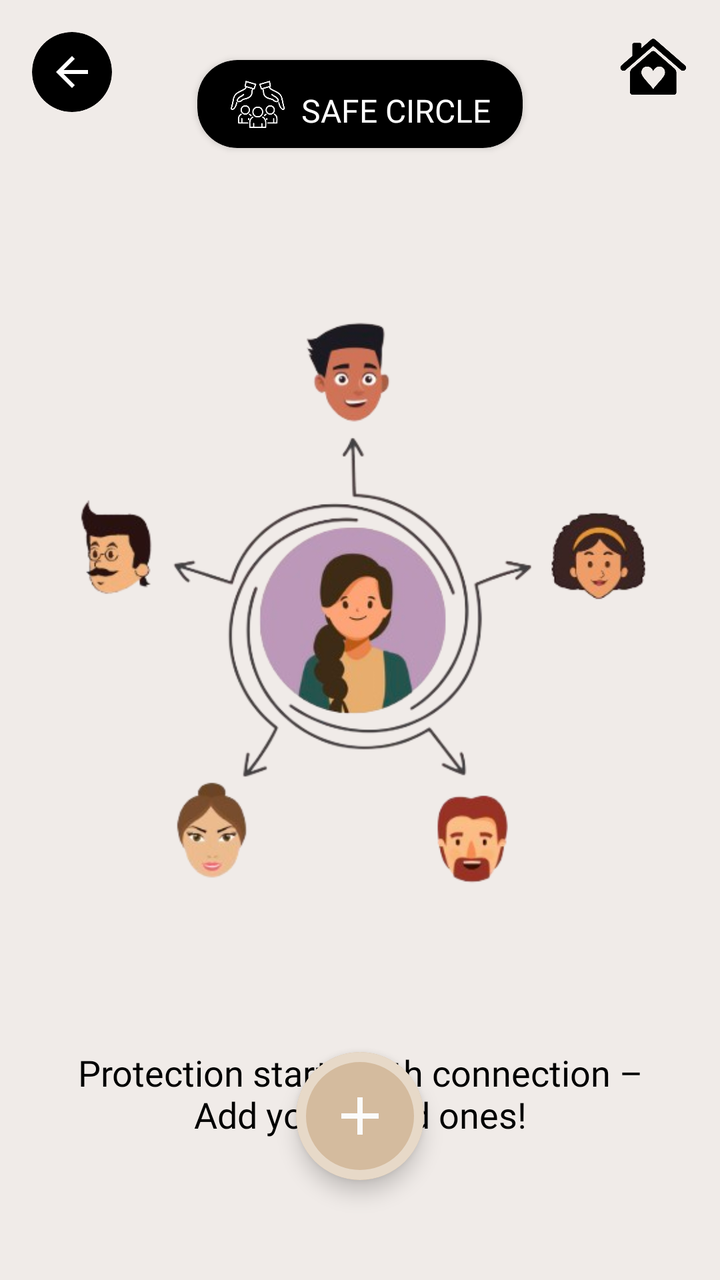
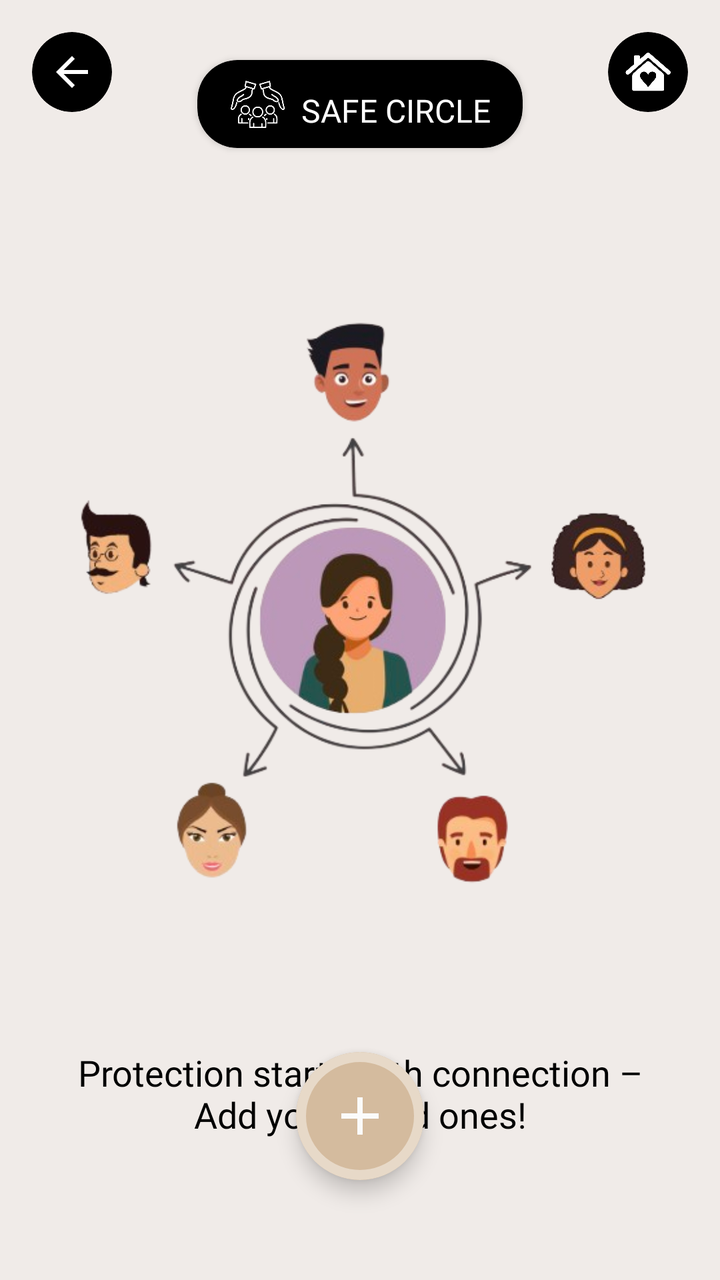

An Android layout rendered at two revisions. The XML below is the earlier revision; the diff shows what the commit changed to produce the second picture.
<!-- AndroidManifest.xml: application theme Theme.SafeHer -->
<!-- res/layout/fragment_safe_circle_intro.xml -->
<?xml version="1.0" encoding="utf-8"?>
<androidx.constraintlayout.widget.ConstraintLayout
    xmlns:android="http://schemas.android.com/apk/res/android"
    xmlns:app="http://schemas.android.com/apk/res-auto"
    android:id="@+id/root"
    android:layout_width="match_parent"
    android:layout_height="match_parent"
    android:background="@color/cream_background">

    
    <androidx.cardview.widget.CardView
        android:id="@+id/backButtonCard"
        android:layout_width="40dp"
        android:layout_height="40dp"
        android:layout_marginStart="16dp"
        android:layout_marginTop="16dp"
        app:cardBackgroundColor="#000000"
        app:cardCornerRadius="20dp"
        app:cardElevation="0dp"
        app:layout_constraintStart_toStartOf="parent"
        app:layout_constraintTop_toTopOf="parent">

        <ImageView
            android:id="@+id/backButton"
            android:layout_width="24dp"
            android:layout_height="24dp"
            android:layout_gravity="center"
            android:contentDescription="Back"
            android:src="@drawable/ic_back"
            app:tint="#FFFFFF" />
    </androidx.cardview.widget.CardView>

        <ImageView
            android:id="@+id/homeButton"
            android:layout_width="35dp"
            android:layout_height="35dp"
            android:layout_gravity="center"
            android:layout_marginTop="16dp"
            android:layout_marginEnd="16dp"
            app:layout_constraintEnd_toEndOf="parent"
            app:layout_constraintTop_toTopOf="parent"
            android:contentDescription="Home"
            android:src="@drawable/ic_home"
            app:tint="@color/black" />

    
    <androidx.cardview.widget.CardView
        android:id="@+id/settingsTitleCard"
        android:layout_width="wrap_content"
        android:layout_height="wrap_content"
        android:layout_marginTop="30dp"
        app:cardBackgroundColor="#000000"
        app:cardCornerRadius="20dp"
        app:layout_constraintEnd_toEndOf="parent"
        app:layout_constraintStart_toStartOf="parent"
        app:layout_constraintTop_toTopOf="parent">

        <androidx.constraintlayout.widget.ConstraintLayout
            android:layout_width="wrap_content"
            android:layout_height="wrap_content"
            android:paddingHorizontal="16dp"
            android:paddingVertical="8dp">

            <ImageView
                android:id="@+id/safecircleIcon"
                android:layout_width="28dp"
                android:layout_height="28dp"
                android:layout_marginEnd="8dp"
                android:src="@drawable/safe_circle"
                app:layout_constraintBottom_toBottomOf="parent"
                app:layout_constraintStart_toStartOf="parent"
                app:layout_constraintTop_toTopOf="parent"
                app:tint="#FFFFFF" />

            <TextView
                android:layout_width="wrap_content"
                android:layout_height="wrap_content"
                android:layout_marginStart="8dp"
                android:fontFamily="@font/poppins_medium"
                android:text="SAFE CIRCLE"
                android:textColor="#FFFFFF"
                android:textSize="16sp"
                app:layout_constraintBottom_toBottomOf="parent"
                app:layout_constraintEnd_toEndOf="parent"
                app:layout_constraintHorizontal_bias="0.0"
                app:layout_constraintStart_toEndOf="@id/safecircleIcon"
                app:layout_constraintTop_toTopOf="parent"
                app:layout_constraintVertical_bias="1.0" />
        </androidx.constraintlayout.widget.ConstraintLayout>
    </androidx.cardview.widget.CardView>

    
    <FrameLayout
        android:id="@+id/centerContainer"
        android:layout_width="320dp"
        android:layout_height="320dp"
        app:layout_constraintTop_toBottomOf="@id/settingsTitleCard"
        app:layout_constraintStart_toStartOf="parent"
        app:layout_constraintEnd_toEndOf="parent"
        android:layout_marginTop="70dp">

        







        
        <ImageView
            android:id="@+id/imgRing"
            android:layout_width="match_parent"
            android:layout_height="match_parent"
            android:src="@drawable/safe_circle_preview"
            android:layout_gravity="center"/>

        
        















        















        















        















    </FrameLayout>

    
    <TextView
        android:id="@+id/introText"
        android:layout_width="0dp"
        android:layout_height="wrap_content"
        android:text="Protection starts with connection –\nAdd your loved ones!"
        android:textColor="#000000"
        android:textSize="18sp"
        android:layout_marginHorizontal="8dp"
        android:fontFamily="@font/poppins_bold"
        android:gravity="center"
        app:layout_constraintTop_toBottomOf="@id/centerContainer"
        app:layout_constraintStart_toStartOf="parent"
        app:layout_constraintEnd_toEndOf="parent"
        android:layout_marginTop="60dp"/>

    <com.google.android.material.card.MaterialCardView
        android:id="@+id/addButton"
        android:layout_width="64dp"
        android:layout_height="64dp"
        android:layout_marginBottom="50dp"
        app:layout_constraintBottom_toBottomOf="parent"
        app:layout_constraintStart_toStartOf="parent"
        app:layout_constraintEnd_toEndOf="parent"
        app:cardCornerRadius="32dp"
        app:cardElevation="6dp"
        app:cardBackgroundColor="@color/button_gold"
        app:strokeColor="#e7d9c8"
        app:strokeWidth="5dp">

    <ImageView
        android:layout_width="32dp"
        android:layout_height="32dp"
        android:layout_gravity="center"
        android:src="@drawable/ic_add"
        app:tint="@color/white"/>
</com.google.android.material.card.MaterialCardView>


</androidx.constraintlayout.widget.ConstraintLayout>
<!-- resources referenced by this layout -->
<resources>
  <color name="black">#FF000000</color>
  <color name="button_gold">#d4bb9e</color>
  <color name="cream_background">#f0ebe8</color>
  <color name="white">#FBFBFB</color>
  <!-- drawable ic_add (drawable) -->
  <?xml version="1.0" encoding="utf-8"?>
  <vector xmlns:android="http://schemas.android.com/apk/res/android"
      android:width="24dp"
      android:height="24dp"
      android:viewportWidth="24"
      android:viewportHeight="24"
      >
      <path
          android:fillColor="@android:color/white"
          android:pathData="M19,13h-6v6h-2v-6H5v-2h6V5h2v6h6v2z"/>
  </vector>
  <!-- drawable ic_back (drawable) -->
  <?xml version="1.0" encoding="utf-8"?>
  <vector xmlns:android="http://schemas.android.com/apk/res/android"
      android:width="24dp"
      android:height="24dp"
      android:viewportWidth="24"
      android:viewportHeight="24">
      <path
          android:fillColor="#000000"
          android:pathData="M20,11H7.83l5.59,-5.59L12,4l-8,8 8,8 1.41,-1.41L7.83,13H20v-2z"/>
  </vector>
  <!-- drawable ic_home: png bitmap (drawable, 36408 bytes) -->
  <!-- drawable safe_circle: png bitmap (drawable, 47160 bytes) -->
  <!-- drawable safe_circle_preview: png bitmap (drawable, 112560 bytes) -->
  <style name="Theme.SafeHer" parent="Base.Theme.SafeHer" />
  <style name="Base.Theme.SafeHer" parent="Theme.MaterialComponents.NoActionBar">
          
          
      </style>
</resources>

<!-- the commit's change to res/layout/fragment_safe_circle_intro.xml (unified diff, before → after) -->
@@ -30,18 +30,26 @@
             app:tint="#FFFFFF" />
     </androidx.cardview.widget.CardView>
 
+    <androidx.cardview.widget.CardView
+        android:id="@+id/homeButtonCard"
+        android:layout_width="40dp"
+        android:layout_height="40dp"
+        android:layout_marginTop="16dp"
+        android:layout_marginEnd="16dp"
+        app:cardBackgroundColor="#000000"
+        app:cardCornerRadius="20dp"
+        app:cardElevation="0dp"
+        app:layout_constraintEnd_toEndOf="parent"
+        app:layout_constraintTop_toTopOf="parent">
         <ImageView
             android:id="@+id/homeButton"
-            android:layout_width="35dp"
-            android:layout_height="35dp"
+            android:layout_width="24dp"
+            android:layout_height="24dp"
             android:layout_gravity="center"
-            android:layout_marginTop="16dp"
-            android:layout_marginEnd="16dp"
-            app:layout_constraintEnd_toEndOf="parent"
-            app:layout_constraintTop_toTopOf="parent"
             android:contentDescription="Home"
             android:src="@drawable/ic_home"
-            app:tint="@color/black" />
+            app:tint="#FFFFFF" />
+    </androidx.cardview.widget.CardView>
 
     
     <androidx.cardview.widget.CardView
<!-- resource entries referenced after the edit -->
@@ -1,6 +1,5 @@
 <!-- resources referenced by this layout -->
 <resources>
-  <color name="black">#FF000000</color>
   <color name="button_gold">#d4bb9e</color>
   <color name="cream_background">#f0ebe8</color>
   <color name="white">#FBFBFB</color>
